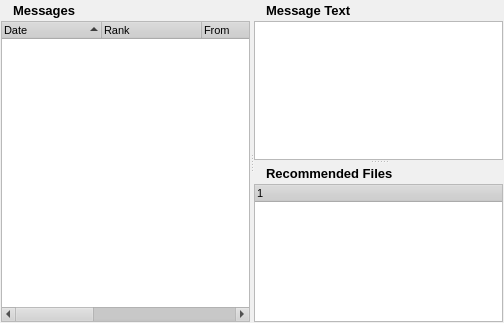
The window that rs-Qt-gui/src/gui/MessagesDialog.ui (autoscatto/retroshare) describes before a commit, drawn with Qt 5.
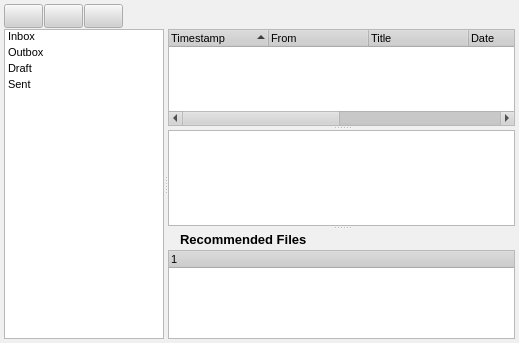
The same window after the commit. Icons and pictures are not drawn.

```diff
--- a/rs-Qt-gui/src/gui/MessagesDialog.ui
+++ b/rs-Qt-gui/src/gui/MessagesDialog.ui
@@ -5,8 +5,8 @@
    <rect>
     <x>0</x>
     <y>0</y>
-    <width>504</width>
-    <height>323</height>
+    <width>519</width>
+    <height>343</height>
    </rect>
   </property>
   <property name="sizePolicy" >
@@ -502,176 +502,177 @@
   </property>
   <layout class="QGridLayout" >
    <property name="margin" >
-    <number>1</number>
+    <number>4</number>
    </property>
    <property name="spacing" >
     <number>1</number>
    </property>
-   <item row="0" column="0" >
-    <widget class="QSplitter" name="splitter_2" >
-     <property name="orientation" >
-      <enum>Qt::Horizontal</enum>
+   <item row="0" column="2" >
+    <widget class="QPushButton" name="pushButton_3" >
+     <property name="minimumSize" >
+      <size>
+       <width>24</width>
+       <height>24</height>
+      </size>
      </property>
-     <widget class="QWidget" name="layoutWidget" >
-      <layout class="QGridLayout" >
-       <property name="margin" >
-        <number>0</number>
-       </property>
-       <property name="spacing" >
-        <number>0</number>
-       </property>
-       <item row="0" column="0" >
-        <layout class="QGridLayout" >
-         <property name="margin" >
-          <number>0</number>
-         </property>
-         <property name="spacing" >
-          <number>6</number>
-         </property>
-         <item row="0" column="1" >
-          <widget class="QLabel" name="label" >
-           <property name="text" >
-            <string>&lt;html>&lt;head>&lt;meta name="qrichtext" content="1" />&lt;style type="text/css">
+     <property name="toolTip" >
+      <string>&lt;html>&lt;head>&lt;meta name="qrichtext" content="1" />&lt;style type="text/css">
 p, li { white-space: pre-wrap; }
 &lt;/style>&lt;/head>&lt;body style=" font-family:'Arial'; font-size:8pt; font-weight:400; font-style:normal; text-decoration:none;">
-&lt;p style=" margin-top:0px; margin-bottom:0px; margin-left:0px; margin-right:0px; -qt-block-indent:0; text-indent:0px;">&lt;span style=" font-size:10pt; font-weight:600;">Messages&lt;/span>&lt;/p>&lt;/body>&lt;/html></string>
-           </property>
-          </widget>
-         </item>
-         <item row="0" column="0" >
-          <widget class="QLabel" name="label_4" >
-           <property name="text" >
-            <string/>
-           </property>
-           <property name="pixmap" >
-            <pixmap resource="images.qrc" >:/images/folder-inbox.png</pixmap>
-           </property>
-          </widget>
-         </item>
-        </layout>
-       </item>
-       <item row="1" column="0" colspan="2" >
-        <widget class="QTreeWidget" name="msgWidget" >
-         <property name="contextMenuPolicy" >
-          <enum>Qt::CustomContextMenu</enum>
-         </property>
-         <property name="sortingEnabled" >
-          <bool>true</bool>
-         </property>
-         <property name="columnCount" >
-          <number>7</number>
-         </property>
-         <column>
-          <property name="text" >
-           <string>Date</string>
-          </property>
-         </column>
-         <column>
-          <property name="text" >
-           <string>Rank</string>
-          </property>
-         </column>
-         <column>
-          <property name="text" >
-           <string>From</string>
-          </property>
-         </column>
-         <column>
-          <property name="text" >
-           <string>Title</string>
-          </property>
-         </column>
-         <column>
-          <property name="text" >
-           <string>Msg</string>
-          </property>
-         </column>
-         <column>
-          <property name="text" >
-           <string>Count</string>
-          </property>
-         </column>
-         <column>
-          <property name="text" >
-           <string>Size</string>
-          </property>
-         </column>
-        </widget>
-       </item>
-       <item row="0" column="1" >
-        <spacer>
-         <property name="orientation" >
-          <enum>Qt::Horizontal</enum>
-         </property>
-         <property name="sizeHint" >
-          <size>
-           <width>40</width>
-           <height>20</height>
-          </size>
-         </property>
-        </spacer>
-       </item>
-      </layout>
+&lt;p style=" margin-top:0px; margin-bottom:0px; margin-left:0px; margin-right:0px; -qt-block-indent:0; text-indent:0px;">remove selected message&lt;/p>&lt;/body>&lt;/html></string>
+     </property>
+     <property name="styleSheet" >
+      <string>QPushButton
+{
+border-image: url(:/images/deletemail24.png);
+}
+
+QPushButton:pressed
+{
+border-image: url(:/images/deletemail-hover.png);
+}</string>
+     </property>
+     <property name="text" >
+      <string/>
+     </property>
+     <property name="iconSize" >
+      <size>
+       <width>24</width>
+       <height>24</height>
+      </size>
+     </property>
+    </widget>
+   </item>
+   <item row="1" column="0" colspan="4" >
+    <widget class="QSplitter" name="splitter_3" >
+     <property name="orientation" >
+      <enum>Qt::Horizontal</enum>
+     </property>
+     <widget class="QListWidget" name="listWidget" >
+      <property name="maximumSize" >
+       <size>
+        <width>160</width>
+        <height>16777215</height>
+       </size>
+      </property>
+      <property name="lineWidth" >
+       <number>1</number>
+      </property>
+      <property name="midLineWidth" >
+       <number>0</number>
+      </property>
+      <property name="resizeMode" >
+       <enum>QListView::Fixed</enum>
+      </property>
+      <property name="spacing" >
+       <number>0</number>
+      </property>
+      <property name="gridSize" >
+       <size>
+        <width>100</width>
+        <height>16</height>
+       </size>
+      </property>
+      <property name="modelColumn" >
+       <number>0</number>
+      </property>
+      <property name="uniformItemSizes" >
+       <bool>false</bool>
+      </property>
+      <property name="wordWrap" >
+       <bool>false</bool>
+      </property>
+      <item>
+       <property name="text" >
+        <string>Inbox</string>
+       </property>
+       <property name="icon" >
+        <iconset resource="images.qrc" >:/images/folder-inbox.png</iconset>
+       </property>
+      </item>
+      <item>
+       <property name="text" >
+        <string>Outbox</string>
+       </property>
+       <property name="icon" >
+        <iconset resource="images.qrc" >:/images/folder-outbox.png</iconset>
+       </property>
+      </item>
+      <item>
+       <property name="text" >
+        <string>Draft</string>
+       </property>
+       <property name="icon" >
+        <iconset resource="images.qrc" >:/images/folder-draft.png</iconset>
+       </property>
+      </item>
+      <item>
+       <property name="text" >
+        <string>Sent</string>
+       </property>
+       <property name="icon" >
+        <iconset resource="images.qrc" >:/images/folder-sent.png</iconset>
+       </property>
+      </item>
      </widget>
-     <widget class="QSplitter" name="splitter" >
+     <widget class="QSplitter" name="splitter_2" >
       <property name="orientation" >
        <enum>Qt::Vertical</enum>
       </property>
-      <widget class="QWidget" name="layoutWidget" >
-       <layout class="QGridLayout" >
-        <property name="margin" >
-         <number>0</number>
+      <widget class="QSplitter" name="splitter" >
+       <property name="orientation" >
+        <enum>Qt::Vertical</enum>
+       </property>
+       <widget class="QTreeWidget" name="msgWidget" >
+        <property name="contextMenuPolicy" >
+         <enum>Qt::CustomContextMenu</enum>
         </property>
-        <property name="spacing" >
-         <number>0</number>
+        <property name="indentation" >
+         <number>16</number>
         </property>
-        <item row="1" column="0" colspan="2" >
-         <widget class="QTextBrowser" name="msgText" />
-        </item>
-        <item row="0" column="0" >
-         <layout class="QGridLayout" >
-          <property name="margin" >
-           <number>0</number>
-          </property>
-          <property name="spacing" >
-           <number>6</number>
-          </property>
-          <item row="0" column="1" >
-           <widget class="QLabel" name="label_3" >
-            <property name="text" >
-             <string>&lt;html>&lt;head>&lt;meta name="qrichtext" content="1" />&lt;style type="text/css">
-p, li { white-space: pre-wrap; }
-&lt;/style>&lt;/head>&lt;body style=" font-family:'Arial'; font-size:8pt; font-weight:400; font-style:normal; text-decoration:none;">
-&lt;p style=" margin-top:0px; margin-bottom:0px; margin-left:0px; margin-right:0px; -qt-block-indent:0; text-indent:0px;">&lt;span style=" font-size:10pt; font-weight:600;">Message Text&lt;/span>&lt;/p>&lt;/body>&lt;/html></string>
-            </property>
-           </widget>
-          </item>
-          <item row="0" column="0" >
-           <widget class="QLabel" name="label_5" >
-            <property name="text" >
-             <string/>
-            </property>
-            <property name="pixmap" >
-             <pixmap resource="images.qrc" >:/images/message-news.png</pixmap>
-            </property>
-           </widget>
-          </item>
-         </layout>
-        </item>
-        <item row="0" column="1" >
-         <spacer>
-          <property name="orientation" >
-           <enum>Qt::Horizontal</enum>
-          </property>
-          <property name="sizeHint" >
-           <size>
-            <width>40</width>
-            <height>20</height>
-           </size>
-          </property>
-         </spacer>
-        </item>
-       </layout>
+        <property name="sortingEnabled" >
+         <bool>true</bool>
+        </property>
+        <property name="columnCount" >
+         <number>7</number>
+        </property>
+        <column>
+         <property name="text" >
+          <string>Timestamp</string>
+         </property>
+        </column>
+        <column>
+         <property name="text" >
+          <string>From</string>
+         </property>
+        </column>
+        <column>
+         <property name="text" >
+          <string>Title</string>
+         </property>
+        </column>
+        <column>
+         <property name="text" >
+          <string>Date</string>
+         </property>
+        </column>
+        <column>
+         <property name="text" >
+          <string>Count</string>
+         </property>
+        </column>
+        <column>
+         <property name="text" >
+          <string>Size</string>
+         </property>
+        </column>
+        <column>
+         <property name="text" >
+          <string>Msg</string>
+         </property>
+        </column>
+       </widget>
+       <widget class="QTextBrowser" name="msgText" />
       </widget>
       <widget class="QWidget" name="layoutWidget" >
        <layout class="QGridLayout" >
@@ -736,6 +737,94 @@
      </widget>
     </widget>
    </item>
+   <item row="0" column="1" >
+    <widget class="QPushButton" name="pushButton_2" >
+     <property name="minimumSize" >
+      <size>
+       <width>24</width>
+       <height>24</height>
+      </size>
+     </property>
+     <property name="toolTip" >
+      <string>&lt;html>&lt;head>&lt;meta name="qrichtext" content="1" />&lt;style type="text/css">
+p, li { white-space: pre-wrap; }
+&lt;/style>&lt;/head>&lt;body style=" font-family:'Arial'; font-size:8pt; font-weight:400; font-style:normal; text-decoration:none;">
+&lt;p style=" margin-top:0px; margin-bottom:0px; margin-left:0px; margin-right:0px; -qt-block-indent:0; text-indent:0px;">reply to selected message&lt;/p>&lt;/body>&lt;/html></string>
+     </property>
+     <property name="styleSheet" >
+      <string>
+QPushButton
+{
+border-image: url(:/images/replymail24.png);
+}
+
+QPushButton:pressed
+{
+border-image: url(:/images/replymail-hover.png);
+}
+</string>
+     </property>
+     <property name="text" >
+      <string/>
+     </property>
+     <property name="iconSize" >
+      <size>
+       <width>24</width>
+       <height>24</height>
+      </size>
+     </property>
+    </widget>
+   </item>
+   <item row="0" column="0" >
+    <widget class="QPushButton" name="toolButtonnewmsg" >
+     <property name="minimumSize" >
+      <size>
+       <width>24</width>
+       <height>24</height>
+      </size>
+     </property>
+     <property name="toolTip" >
+      <string>&lt;html>&lt;head>&lt;meta name="qrichtext" content="1" />&lt;style type="text/css">
+p, li { white-space: pre-wrap; }
+&lt;/style>&lt;/head>&lt;body style=" font-family:'Arial'; font-size:8pt; font-weight:400; font-style:normal; text-decoration:none;">
+&lt;p style=" margin-top:0px; margin-bottom:0px; margin-left:0px; margin-right:0px; -qt-block-indent:0; text-indent:0px;">New Message&lt;/p>&lt;/body>&lt;/html></string>
+     </property>
+     <property name="styleSheet" >
+      <string>QPushButton
+{
+border-image: url(:/images/folder-draft24.png);
+}
+
+QPushButton:pressed 
+{
+border-image: url(:/images/folder-draft24-hover.png);
+}
+</string>
+     </property>
+     <property name="text" >
+      <string/>
+     </property>
+     <property name="iconSize" >
+      <size>
+       <width>24</width>
+       <height>24</height>
+      </size>
+     </property>
+    </widget>
+   </item>
+   <item row="0" column="3" >
+    <spacer>
+     <property name="orientation" >
+      <enum>Qt::Horizontal</enum>
+     </property>
+     <property name="sizeHint" >
+      <size>
+       <width>40</width>
+       <height>20</height>
+      </size>
+     </property>
+    </spacer>
+   </item>
   </layout>
  </widget>
  <resources>
```
